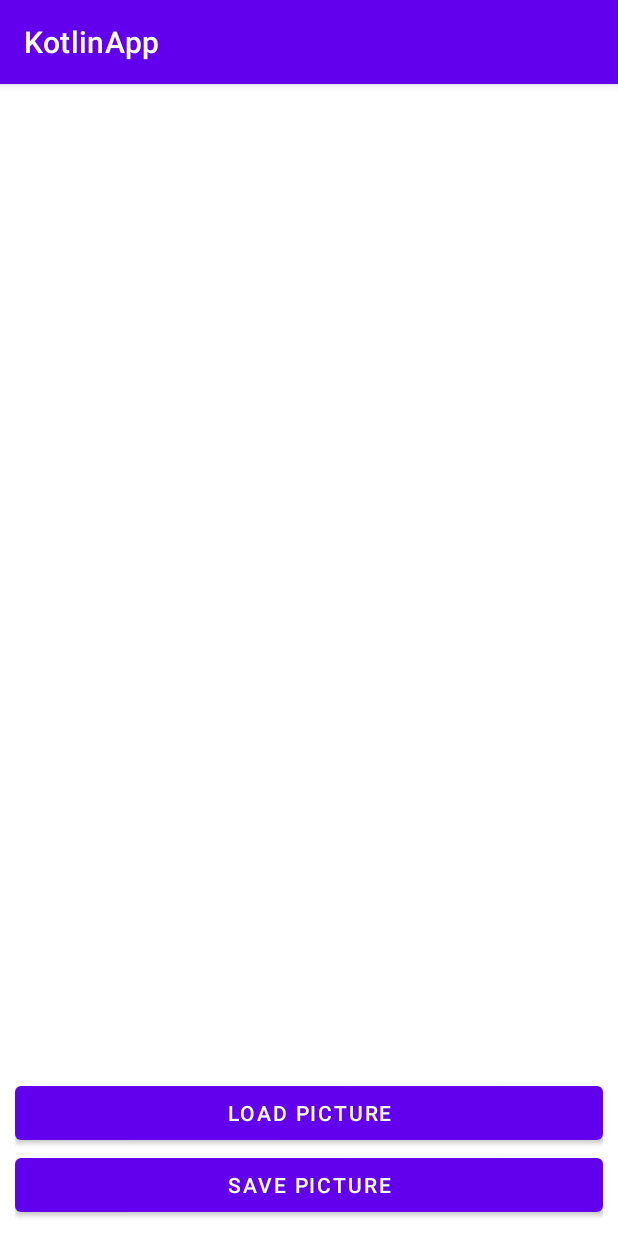
After one commit to Tomek742/Mobilki, an Android app: the GalleryActivity screen opened directly, with no data from a screen before it, on a phone screen of 412 x 824 dp. The commit adds this screen. Run offline under Robolectric (Android 15) with nearby library versions, the phone set to English and light mode, and no system bars; pictures from the network do not load.

Commit message:
Changed Image ID from Int to Uri. Implemented GalleryActivity.kt. Bugfixed GalleryActivity.kt.
If there will be time -> make sure to ask for permissions.

```diff
--- /dev/null
+++ b/app/src/main/java/com/example/shoppinglist/GalleryActivity.kt
@@ -0,0 +1,46 @@
+package com.example.shoppinglist
+
+
+import android.app.Activity
+import android.content.Intent
+import android.net.Uri
+import android.os.Bundle
+import android.provider.MediaStore
+import android.widget.Button
+import android.widget.ImageView
+import androidx.appcompat.app.AppCompatActivity
+
+
+class GalleryActivity : AppCompatActivity() {
+    lateinit var imageView: ImageView
+    lateinit var button: Button
+    private val pickImage = 100
+    private var imageUri: Uri? = null
+    override fun onCreate(savedInstanceState: Bundle?) {
+        super.onCreate(savedInstanceState)
+        setContentView(R.layout.activity_gallery)
+        title = "KotlinApp"
+        imageView = findViewById(R.id.imageView)
+        button = findViewById(R.id.buttonLoadPicture)
+        button.setOnClickListener {
+            val gallery = Intent(Intent.ACTION_PICK, MediaStore.Images.Media.INTERNAL_CONTENT_URI)
+            startActivityForResult(gallery, pickImage)
+        }
+        val save = findViewById<Button>(R.id.buttonSavePicture)
+        save.setOnClickListener {
+            val i = Intent(this, AddItemActivity:: class.java)
+            println(imageUri.toString())
+            i.putExtra("ImageID",imageUri.toString())
+            setResult(Activity.RESULT_OK, i)
+            super.onBackPressed()
+
+        }
+    }
+    override fun onActivityResult(requestCode: Int, resultCode: Int, data: Intent?) {
+        super.onActivityResult(requestCode, resultCode, data)
+        if (resultCode == RESULT_OK && requestCode == pickImage) {
+            imageUri = data?.data
+            imageView.setImageURI(imageUri)
+        }
+    }
+}
--- a/app/src/main/java/com/example/shoppinglist/Item.kt
+++ b/app/src/main/java/com/example/shoppinglist/Item.kt
@@ -1,3 +1,5 @@
 package com.example.shoppinglist
 
-data class Item(var name: String, var amount: String, var imageID: Int)
+import android.net.Uri
+
+data class Item(var name: String, var amount: String, var imageID: Uri)
--- a/app/src/main/java/com/example/shoppinglist/MyAdapter.kt
+++ b/app/src/main/java/com/example/shoppinglist/MyAdapter.kt
@@ -19,7 +19,7 @@ class MyAdapter(private val context: Activity, private val arrayList: ArrayList<
         val itemName: TextView = view.findViewById(R.id.itemName)
         val amount: TextView = view.findViewById(R.id.amount)
 
-        imageView.setImageResource(arrayList[position].imageID)
+        imageView.setImageURI(arrayList[position].imageID)
         itemName.text = arrayList[position].name
         amount.text = arrayList[position].amount
 
--- /dev/null
+++ b/app/src/main/res/layout/activity_gallery.xml
@@ -0,0 +1,27 @@
+<?xml version="1.0" encoding="utf-8"?>
+<LinearLayout xmlns:android="http://schemas.android.com/apk/res/android"
+    android:layout_width="fill_parent"
+    android:layout_height="fill_parent"
+    android:orientation="vertical"
+    android:padding="10dp">
+    <ImageView
+        android:id="@+id/imageView"
+        android:layout_width="match_parent"
+        android:layout_height="wrap_content"
+        android:layout_weight="1" />
+    <Button
+        android:id="@+id/buttonLoadPicture"
+        android:layout_width="match_parent"
+        android:layout_height="wrap_content"
+        android:layout_gravity="left"
+        android:layout_weight="0"
+        android:text="Load Picture" />
+
+    <Button
+        android:id="@+id/buttonSavePicture"
+        android:layout_width="match_parent"
+        android:layout_height="wrap_content"
+        android:layout_weight="0"
+        android:text="Save Picture" />
+
+</LinearLayout>
--- a/app/src/main/res/layout/activity_main.xml
+++ b/app/src/main/res/layout/activity_main.xml
@@ -7,6 +7,7 @@
     android:layout_height="match_parent"
     tools:context=".MainActivity"
     android:background="@drawable/gradient">
+
 
 <!--        <ImageView-->
 <!--            android:layout_width="match_parent"-->
```
Also changed, not shown: app/src/main/AndroidManifest.xml (+13 -0 lines), app/src/main/java/com/example/shoppinglist/AddItemActivity.kt (+33 -5 lines), app/src/main/java/com/example/shoppinglist/ItemActivity.kt (+3 -4 lines), app/src/main/java/com/example/shoppinglist/MainActivity.kt (+34 -11 lines), app/src/main/java/com/example/shoppinglist/WebActivity.kt (added, +36 -0 lines), app/src/main/res/layout/activity_web.xml (added, +30 -0 lines).
